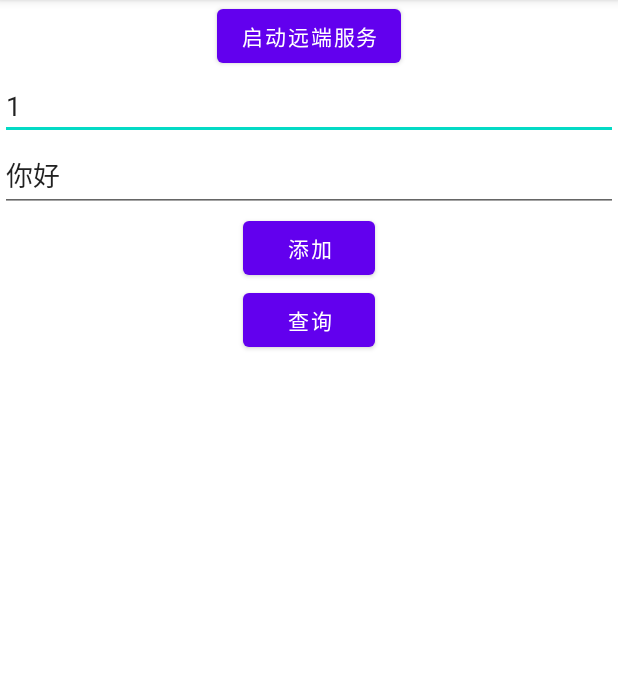
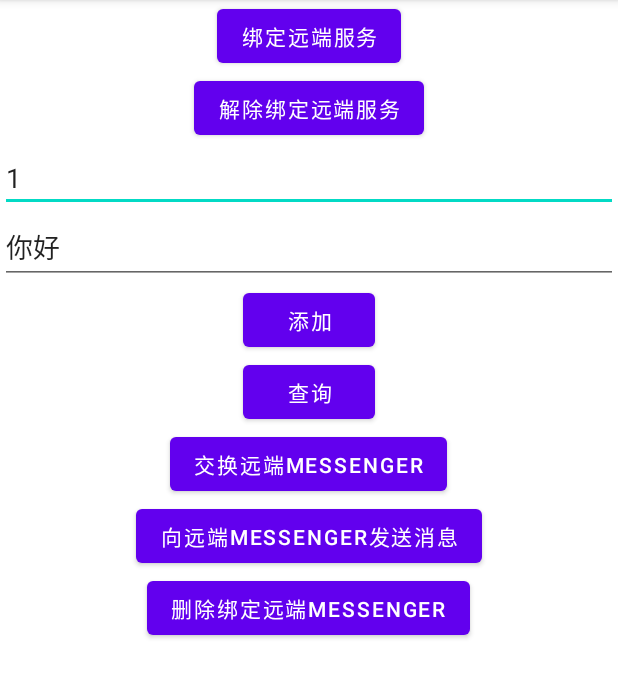
Before and after one commit to kangqiao/AndroidDemo, an Android app: the screen it shows after launch (AIDLActivity), after a tap on "打开AIDL测试页面", on a phone screen of 412 x 824 dp, the part 84-782 px from its top. Run offline under Robolectric (Android 15) with nearby library versions, the phone set to English and light mode, and no system bars; our stand-ins replace EventBus; libraries missing offline, so code that uses them is left out: com.alibaba.android; 3 statements that could not run were skipped; 1 other tap on this screen came first.

```diff
--- a/app/build.gradle
+++ b/app/build.gradle
@@ -1,6 +1,8 @@
 
 dependencies {
-
+    implementation 'androidx.asynclayoutinflater:asynclayoutinflater:1.0.0'
+    implementation 'com.swift.sandhook:hooklib:3.4.0'
+    implementation 'com.squareup.okhttp3:okhttp:3.14+'
     implementation project(path: ':customview')
 //    implementation project(':bindview_annotation')
 //    kapt project(path: ':bindview_processor')
--- a/app/src/main/AndroidManifest.xml
+++ b/app/src/main/AndroidManifest.xml
@@ -24,6 +24,7 @@
         <activity android:name=".CircleRefreshViewActivity" />
         <activity android:name=".ImageLoadActivity" />
         <activity android:name=".AnimTestActivity" />
+        <activity android:name=".handler.HandlerSyncBarrierActivity" />
 
         <service
             android:name=".floatball.FloatBallViewService"
--- a/app/src/main/java/com/zp/androidx/demo/App.kt
+++ b/app/src/main/java/com/zp/androidx/demo/App.kt
@@ -2,14 +2,20 @@ package com.zp.androidx.demo
 
 import android.app.Application
 import android.content.Context
+import android.os.Build
+import android.util.Log
+import android.view.Choreographer
+import androidx.annotation.RequiresApi
 import com.alibaba.android.arouter.launcher.ARouter
 import com.zp.androidx.base.ContextHolder
+import com.zp.androidx.demo.handler.FPSFrameCallback
 
 /**
  * Created by zhaopan on 3/23/21
  */
 class DemoApp: Application() {
     companion object {
+        const val TAG = "DemoAPP"
         lateinit var context: Application
     }
 
@@ -21,6 +27,14 @@ class DemoApp: Application() {
             ARouter.openLog()     // 打印日志
             ARouter.openDebug()   // 开启调试模式(如果在InstantRun模式下运行，必须开启调试模式！线上版本需要关闭,否则有安全风险)
         }
+        Log.e(TAG, "zp::: onCreate process:1${getProcessName()}")
         ARouter.init(this) // 尽可能早，推荐在Application中初始化
     }
+
+    @RequiresApi(Build.VERSION_CODES.P)
+    override fun onCreate() {
+        super.onCreate()
+        Log.e(TAG, "zp::: onCreate process:2${getProcessName()}")
+        Choreographer.getInstance().postFrameCallback(FPSFrameCallback(System.nanoTime()));
+    }
 }
--- a/app/src/main/java/com/zp/androidx/demo/MainActivity.kt
+++ b/app/src/main/java/com/zp/androidx/demo/MainActivity.kt
@@ -4,9 +4,16 @@ import android.animation.ObjectAnimator
 import android.content.Intent
 import android.net.Uri
 import android.os.Build
+import android.os.Bundle
+import android.os.Handler
+import android.os.Looper
+import android.provider.Settings
+import android.util.Log
+import android.view.Choreographer
+import android.view.Gravity
+import android.widget.Toast
+import androidx.annotation.RequiresApi
 import androidx.appcompat.app.AppCompatActivity
-import android.os.Bundle
-import android.provider.Settings
 import com.alibaba.android.arouter.facade.annotation.Route
 import com.zp.androidx.base.RouterPath
 import com.zp.androidx.base.showToast
@@ -15,14 +22,18 @@ import com.zp.androidx.demo.aidl.AIDLActivity
 import com.zp.androidx.demo.contentprovider.ContentProviderActivity
 import com.zp.androidx.demo.databinding.ActivityMainBinding
 import com.zp.androidx.demo.floatball.FloatBallViewManager
-import com.zp.androidx.demo.floatball.FloatBallViewService
+import com.zp.androidx.demo.handler.HandlerSyncBarrierActivity
 import org.greenrobot.eventbus.EventBus
 import org.greenrobot.eventbus.Subscribe
+
 
 //import kotlinx.android.synthetic.main.activity_main.*
 
 @Route(path = RouterPath.App.MAIN)
 class MainActivity : AppCompatActivity() {
+
+    private var toast: Toast? = null
+
     override fun onCreate(savedInstanceState: Bundle?) {
         super.onCreate(savedInstanceState)
         //setContentView(R.layout.activity_main)
@@ -35,7 +46,13 @@ class MainActivity : AppCompatActivity() {
             startActivity(RouterPath.App.WAVE)
         }
 
-        val animator: ObjectAnimator = ObjectAnimator.ofFloat(binding.tvOpenWaveview, "rotation", 0f, 180f, 0f)
+        val animator: ObjectAnimator = ObjectAnimator.ofFloat(
+            binding.tvOpenWaveview,
+            "rotation",
+            0f,
+            180f,
+            0f
+        )
         animator.duration = 2000
         animator.repeatCount = 5
         animator.start()
@@ -87,6 +104,47 @@ class MainActivity : AppCompatActivity() {
         binding.btnContentProvider.setOnClickListener {
             startActivity(ContentProviderActivity::class.java)
         }
+
+        binding.btnHandlerBarrier.setOnClickListener {
+            startActivity(HandlerSyncBarrierActivity::class.java)
+        }
+
+        //Choreographer.getInstance()
+
+        Thread() {
+            var myLooper = Looper.myLooper()
+            if (myLooper == null) {
+                Looper.prepare()
+                myLooper = Looper.myLooper()
+            }
+            if (toast == null) {
+                toast = Toast.makeText(
+                    baseContext,
+                    "你好!!! ${Looper.myLooper() == Looper.getMainLooper()}",
+                    Toast.LENGTH_LONG
+                )
+                toast?.setGravity(Gravity.CENTER, 0, 0)
+            }
+            toast?.show()
+            Log.d("zp:::", "myLooper != null  ${myLooper != null}")
+            if (myLooper != null) {
+                Log.d("zp:::", "AAAA2")
+                Looper.loop()
+                Log.d("zp:::", "AAAA1")
+                if (Build.VERSION.SDK_INT >= Build.VERSION_CODES.M) {
+                    Log.d("zp:::", "AAAA00")
+                    if (myLooper.queue.isIdle) {
+                        Log.d("zp:::", "AAAA")
+                        myLooper.quit()
+                    }
+                } else {
+                    Log.d("zp:::", "BBB")
+                    myLooper.quit()
+
+
+                }
+            }
+        }.start()
     }
 
     @Subscribe
@@ -94,5 +152,4 @@ class MainActivity : AppCompatActivity() {
 
     }
 
-
 }
--- a/app/src/main/java/com/zp/androidx/demo/WaveViewActivity.kt
+++ b/app/src/main/java/com/zp/androidx/demo/WaveViewActivity.kt
@@ -5,7 +5,7 @@ import android.widget.SeekBar
 import androidx.appcompat.app.AppCompatActivity
 import com.alibaba.android.arouter.facade.annotation.Route
 import com.zp.androidx.base.RouterPath
-import com.zp.androidx.base.Utils
+import com.zp.androidx.base.CtxUtils
 import com.zp.androidx.customview.OnSeekBarChangeSimpleListener
 import com.zp.androidx.demo.databinding.ActivityWaveViewBinding
 
@@ -53,7 +53,7 @@ class WaveViewActivity: AppCompatActivity() {
         binding.seekBarColor.max = 100
         binding.seekBarColor.setOnSeekBarChangeListener(object : OnSeekBarChangeSimpleListener() {
             override fun onProgressChanged(seekBar: SeekBar, progress: Int, fromUser: Boolean) {
-                val color = Utils.getRandomColorInt()
+                val color = CtxUtils.getRandomColorInt()
                 binding.waveView.bgColor = color
             }
         })
--- a/app/src/main/java/com/zp/androidx/demo/aidl/AIDLActivity.java
+++ b/app/src/main/java/com/zp/androidx/demo/aidl/AIDLActivity.java
@@ -1,77 +1,53 @@
 package com.zp.androidx.demo.aidl;
 
 import android.content.ComponentName;
+import android.content.Context;
 import android.content.Intent;
 import android.content.ServiceConnection;
 import android.os.Bundle;
+import android.os.Handler;
 import android.os.IBinder;
+import android.os.Message;
+import android.os.Messenger;
 import android.os.RemoteException;
-import android.view.View;
-import android.widget.Button;
-import android.widget.EditText;
-import android.widget.TextView;
+import android.util.Log;
 
 import androidx.appcompat.app.AppCompatActivity;
 
-import com.zp.androidx.demo.R;
+import com.zp.androidx.demo.databinding.ActivityAidlBinding;
 
 import java.util.List;
 
 /**
  * Created by zhaopan on 4/12/21
  */
-public class AIDLActivity extends AppCompatActivity implements View.OnClickListener {
-    private Button startBtn;
-    private EditText codeEt;
-    private EditText nameEt;
-    private Button addBtn;
-    private Button getBtn;
-    private TextView studentListText;
+public class AIDLActivity extends AppCompatActivity {
+    private static final String TAG = "Messenger:Client";
     private IAIDLInterface proxy;
 
+    ActivityAidlBinding binding;
     @Override
     protected void onCreate(Bundle savedInstanceState) {
         super.onCreate(savedInstanceState);
-        setContentView(R.layout.activity_aidl);
-        startBtn = findViewById(R.id.startBtn);
-        codeEt = findViewById(R.id.codeEt);
-        nameEt = findViewById(R.id.nameEt);
-        addBtn = findViewById(R.id.addBtn);
-        getBtn = findViewById(R.id.getBtn);
-        studentListText = findViewById(R.id.studentListText);
-        initListener();
-    }
+        binding = ActivityAidlBinding.inflate(getLayoutInflater());
+        setContentView(binding.getRoot());
+        binding.startBtn.setOnClickListener(v -> {
+            bindService(new Intent(this, RemoteService.class), connection, BIND_AUTO_CREATE);
+        });
+        binding.btnUnbind.setOnClickListener(v -> {
+            unbindService(connection);
+        });
 
-    private void initListener() {
-        startBtn.setOnClickListener(this);
-        addBtn.setOnClickListener(this);
-        getBtn.setOnClickListener(this);
-    }
-
-    @Override
-    protected void onDestroy() {
-        super.onDestroy();
-        unbindService(connection);
-    }
-
-    @Override
-    public void onClick(View v) {
-        switch (v.getId()) {
-            case R.id.startBtn:
-                bindService(new Intent(this, RemoteService.class), connection, BIND_AUTO_CREATE);
-                break;
-
-            case R.id.addBtn:
-                int code = Integer.valueOf(codeEt.getText().toString().trim());
-                String name = nameEt.getText().toString().trim();
+        binding.addBtn.setOnClickListener(v -> {
+            int code = Integer.valueOf(binding.codeEt.getText().toString().trim());
+            String name = binding.nameEt.getText().toString().trim();
             try {
                 proxy.setStudent(new Student(code, name));
             } catch (RemoteException e) {
                 e.printStackTrace();
             }
-                break;
-
-            case R.id.getBtn:
+        });
+        binding.getBtn.setOnClickListener(v -> {
             try {
                 List<Student> students = proxy.getStudent();
                 if (students != null && students.size() > 0) {
@@ -80,16 +56,45 @@ public class AIDLActivity extends AppCompatActivity implements View.OnClickListe
                         sb.append(student.toString());
                         sb.append("\n");
                     }
-                        studentListText.setText(sb.toString());
+                    binding.studentListText.setText(sb.toString());
                 }
             } catch (RemoteException e) {
                 e.printStackTrace();
             }
-                break;
+        });
 
-            default:
-                break;
+        binding.btnMessengerBind.setOnClickListener(v -> {
+            Intent service = new Intent(this, RemoteService.class);
+            //startService(service);
+            service.putExtra("MESSENGER", true);
+            bindService(service, serviceConnection, Context.BIND_AUTO_CREATE);
+        });
+        binding.btnMessengerSend.setOnClickListener(v -> {
+            Message message = Message.obtain();
+            message.arg1 = RemoteService.SERVICEID;
+            //注意这里，把`Activity`的`Messenger`赋值给了`message`中，当然可能你已经发现这个就是`Service`中我们调用的`msg.replyTo`了。
+            message.replyTo = aMessenger;
+
+            Bundle bundle = new Bundle();
+            bundle.putString("content", "我就是Activity传过来的字符串");
+            message.setData(bundle);
+
+            try {
+                //消息从客户端发出
+                sMessenger.send(message);
+            } catch (RemoteException e) {
+                e.printStackTrace();
             }
+        });
+        binding.btnMessengerUnbind.setOnClickListener(v -> {
+            unbindService(serviceConnection);
+        });
+    }
+
+    @Override
+    protected void onDestroy() {
+        super.onDestroy();
+        unbindService(connection);
     }
 
     ServiceConnection connection = new ServiceConnection() {
@@ -103,4 +108,30 @@ public class AIDLActivity extends AppCompatActivity implements View.OnClickListe
 
         }
     };
+    //服务端传来的Messenger
+    Messenger sMessenger;
+    //客户端的Messnger
+    private Messenger aMessenger = new Messenger(new Handler() {
+        @Override
+        public void handleMessage(Message msg) {
+            super.handleMessage(msg);
+            if (msg.arg1 == RemoteService.ACTIVITYID) {
+                //客户端接受服务端传来的消息
+                Log.d(TAG, "服务端传来了消息=====>>>>>>>");
+                String str = (String) msg.getData().get("content");
+                Log.d(TAG, str);
             }
+        }
+    });
+    ServiceConnection serviceConnection = new ServiceConnection() {
+        @Override
+        public void onServiceConnected(ComponentName name, IBinder service) {
+            sMessenger = new Messenger(service);
+        }
+
+        @Override
+        public void onServiceDisconnected(ComponentName name) {
+
+        }
+    };
+}
--- /dev/null
+++ b/app/src/main/java/com/zp/androidx/demo/handler/FPSFrameCallback.java
@@ -0,0 +1,42 @@
+package com.zp.androidx.demo.handler;
+
+import android.util.Log;
+import android.view.Choreographer;
+
+/**
+ * Created by zhaopan on 4/14/21
+ *
+ * https://blog.csdn.net/u013493809/article/details/62215250
+ */
+public class FPSFrameCallback implements Choreographer.FrameCallback {
+
+    private static final String TAG = "FPS_TEST";
+    private long mLastFrameTimeNanos = 0;
+    private long mFrameIntervalNanos;
+
+    public FPSFrameCallback(long lastFrameTimeNanos) {
+        mLastFrameTimeNanos = lastFrameTimeNanos;
+        mFrameIntervalNanos = (long)(1000000000 / 60.0);
+    }
+
+    @Override
+    public void doFrame(long frameTimeNanos) {
+
+        //初始化时间
+        if (mLastFrameTimeNanos == 0) {
+            mLastFrameTimeNanos = frameTimeNanos;
+        }
+        final long jitterNanos = frameTimeNanos - mLastFrameTimeNanos;
+        if (jitterNanos >= mFrameIntervalNanos) {
+            final long skippedFrames = jitterNanos / mFrameIntervalNanos;
+            if(skippedFrames>30){
+                Log.i(TAG, "Skipped " + skippedFrames + " frames!  "
+                        + "The application may be doing too much work on its main thread.");
+            }
+        }
+        //Log.i(TAG, "jitterNanos="+jitterNanos+", frameTimeNanos="+frameTimeNanos+", mFrameIntervalNanos="+mFrameIntervalNanos);
+        mLastFrameTimeNanos=frameTimeNanos;
+        //注册下一帧回调
+        Choreographer.getInstance().postFrameCallback(this);
+    }
+}
--- a/app/src/main/res/layout/activity_aidl.xml
+++ b/app/src/main/res/layout/activity_aidl.xml
@@ -9,7 +9,14 @@
         android:id="@+id/startBtn"
         android:layout_width="wrap_content"
         android:layout_height="wrap_content"
-        android:text="启动远端服务"/>
+        android:text="绑定远端服务"/>
+
+
+    <Button
+        android:id="@+id/btn_unbind"
+        android:layout_width="wrap_content"
+        android:layout_height="wrap_content"
+        android:text="解除绑定远端服务"/>
 
     <EditText
         android:id="@+id/codeEt"
@@ -37,6 +44,25 @@
         android:layout_height="wrap_content"
         android:text="查询"/>
 
+    <Button
+        android:id="@+id/btn_messenger_bind"
+        android:layout_width="wrap_content"
+        android:layout_height="wrap_content"
+        android:text="交换远端Messenger"/>
+
+
+    <Button
+        android:id="@+id/btn_messenger_send"
+        android:layout_width="wrap_content"
+        android:layout_height="wrap_content"
+        android:text="向远端Messenger发送消息"/>
+
+    <Button
+        android:id="@+id/btn_messenger_unbind"
+        android:layout_width="wrap_content"
+        android:layout_height="wrap_content"
+        android:text="删除绑定远端Messenger"/>
+
     <TextView
         android:id="@+id/studentListText"
         android:layout_width="match_parent"
--- a/gradle/dependencies.gradle
+++ b/gradle/dependencies.gradle
@@ -25,7 +25,7 @@ ext {
             "auto-service"           : 'com.google.auto.service:auto-service:1.0-rc6',
             "glide"                  : "com.github.bumptech.glide:glide:4.11.0",
             "glide-kapt"             : "com.github.bumptech.glide:compiler:4.11.0",
-            "okhttp"                 : 'com.squareup.okhttp3:okhttp:4.9.0',
+            "okhttp"                 : 'com.squareup.okhttp3:okhttp:3.14+',
             "retrofit"               : 'com.squareup.retrofit2:retrofit:2.9.0',
             "retrofit-converter-gson": 'com.squareup.retrofit2:converter-gson:2.9.0',
             "monitor-debugImpl"      : 'com.github.leavesC.Monitor:monitor:1.1.3',
```
Also changed, not shown: app/src/main/java/com/zp/androidx/demo/aidl/RemoteService.java (+39 -1 lines), app/src/main/java/com/zp/androidx/demo/floatball/FloatBallViewManager.kt (+5 -5 lines), app/src/main/java/com/zp/androidx/demo/handler/HandlerSyncBarrierActivity.java (added, +170 -0 lines), app/src/main/java/com/zp/androidx/demo/sandhook/ActivityHooker.java (added, +43 -0 lines), app/src/main/res/layout/activity_handler_barrier.xml (added, +35 -0 lines), app/src/main/res/layout/activity_main.xml (+7 -0 lines), base/src/main/java/com/zp/androidx/base/CtxUtils.kt (renamed from base/src/main/java/com/zp/androidx/base/Utils.kt, +9 -1 lines), base/src/main/java/com/zp/androidx/base/SysUtils.kt (added, +40 -0 lines). Lines whose indentation alone changed are shown as unchanged.
